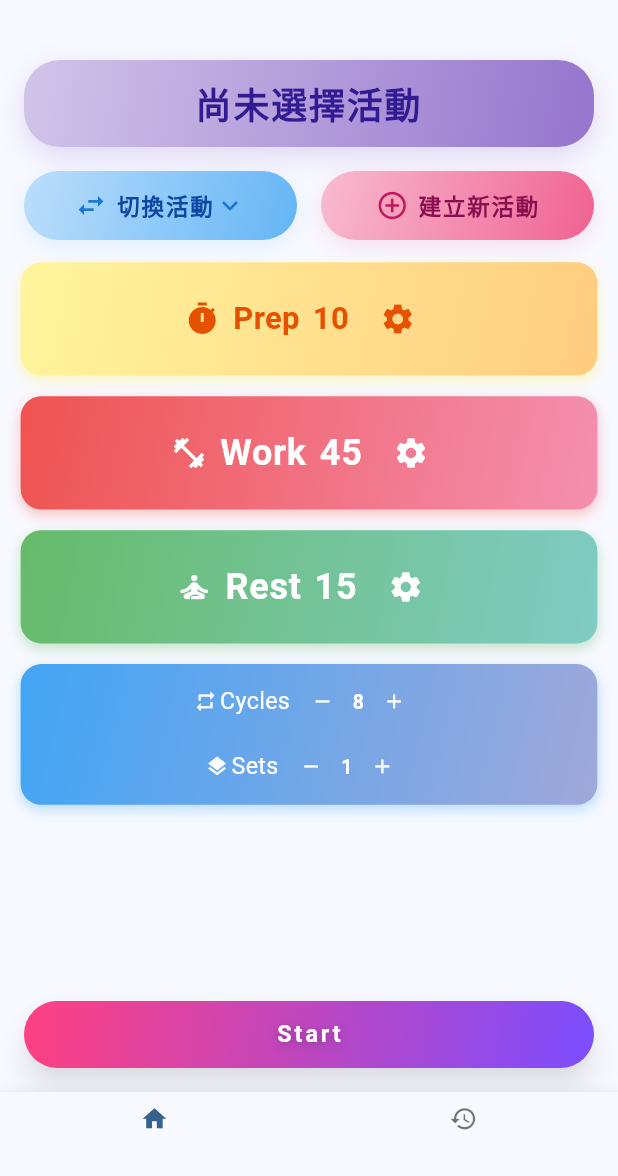
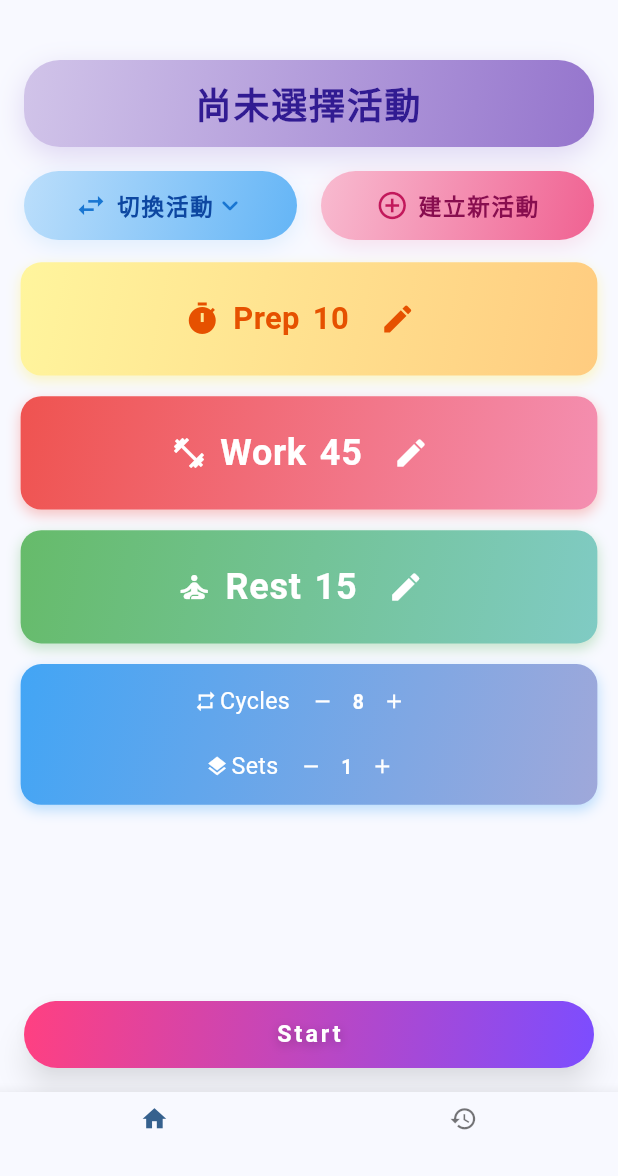
Before and after one commit to brianhsux/TabataApp, a Flutter app: the screen it shows after launch, on a phone screen of 412 x 824 dp, the part 60-1236 px from its top. Run offline on Flutter 3.47's test engine with Material 3 defaults, Android fonts, the phone set to English and light mode, and no system bars; drawn by our look-alikes of dropdown_button2; our stand-ins replace audioplayers, google_mobile_ads, shared_preferences, sqflite, stop_watch_timer, table_calendar; accounts and stored records are empty; network calls fail.

Commit message:
Updates edit icons in Tabata screen
Replaces settings icons with edit icons in the Tabata screen for better user experience and clarity.

```diff
--- a/lib/main.dart
+++ b/lib/main.dart
@@ -1244,7 +1244,7 @@ class _TabataScreenState extends State<TabataScreen> {
                 ),
                 SizedBox(width: 10 * scale),
                 IconButton(
-                  icon: Icon(Icons.settings, color: Colors.orange.shade900),
+                  icon: Icon(Icons.edit, color: Colors.orange.shade900),
                   onPressed: () => _showEditDialog('Prep', state.prepTime, state.updatePrepTime),
                 ),
               ],
@@ -1282,7 +1282,7 @@ class _TabataScreenState extends State<TabataScreen> {
                 ),
                 SizedBox(width: 10 * scale),
                 IconButton(
-                  icon: Icon(Icons.settings, color: Colors.white),
+                  icon: Icon(Icons.edit, color: Colors.white),
                   onPressed: () => _showEditDialog('Work', state.workTime, state.updateWorkTime),
                 ),
               ],
@@ -1320,7 +1320,7 @@ class _TabataScreenState extends State<TabataScreen> {
                 ),
                 SizedBox(width: 10 * scale),
                 IconButton(
-                  icon: Icon(Icons.settings, color: Colors.white),
+                  icon: Icon(Icons.edit, color: Colors.white),
                   onPressed: () => _showEditDialog('Rest', state.restTime, state.updateRestTime),
                 ),
               ],
```
